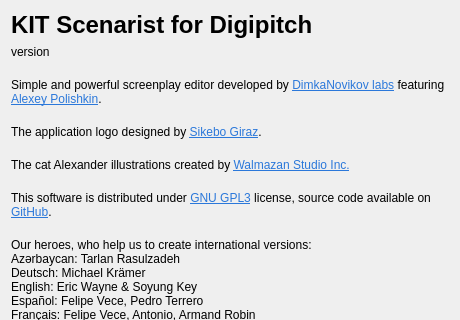
Qt form src/bin/scenarist-desktop/UserInterfaceLayer/Application/AboutDialog.ui (dimkanovikov/KITScenarist) before a commit; both pictures show x 0 to 460 and y 0 to 320 of the 460 by 582 pixel window.
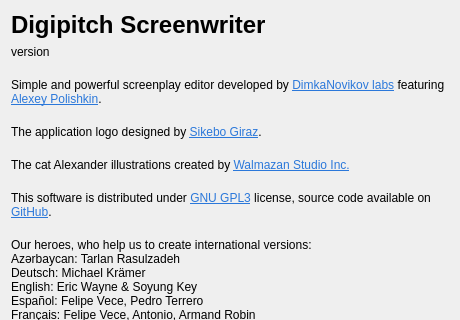
The same form after that commit.

What changed in the file:
```diff
--- a/src/bin/scenarist-desktop/UserInterfaceLayer/Application/AboutDialog.ui
+++ b/src/bin/scenarist-desktop/UserInterfaceLayer/Application/AboutDialog.ui
@@ -43,7 +43,7 @@
 font-weight: 600;</string>
      </property>
      <property name="text">
-      <string>KIT Scenarist for Digipitch</string>
+      <string>Digipitch Screenwriter</string>
      </property>
     </widget>
    </item>
```
